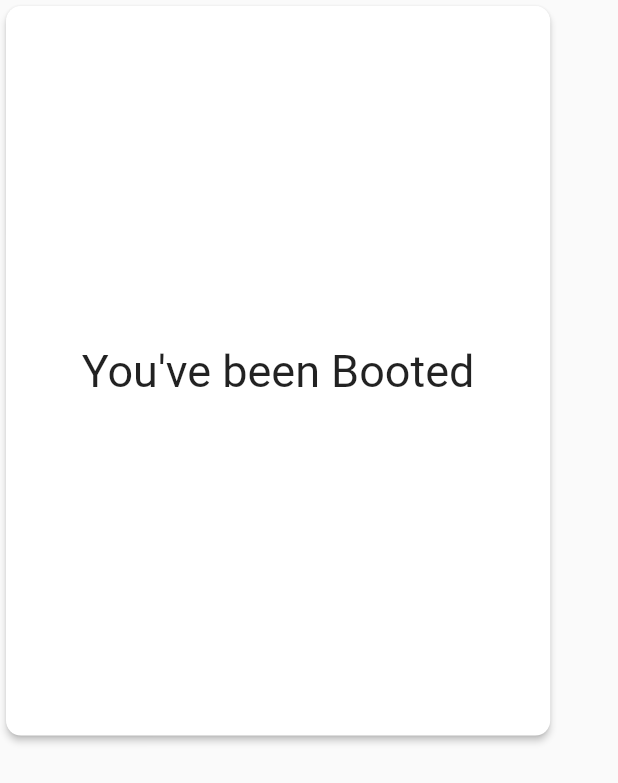
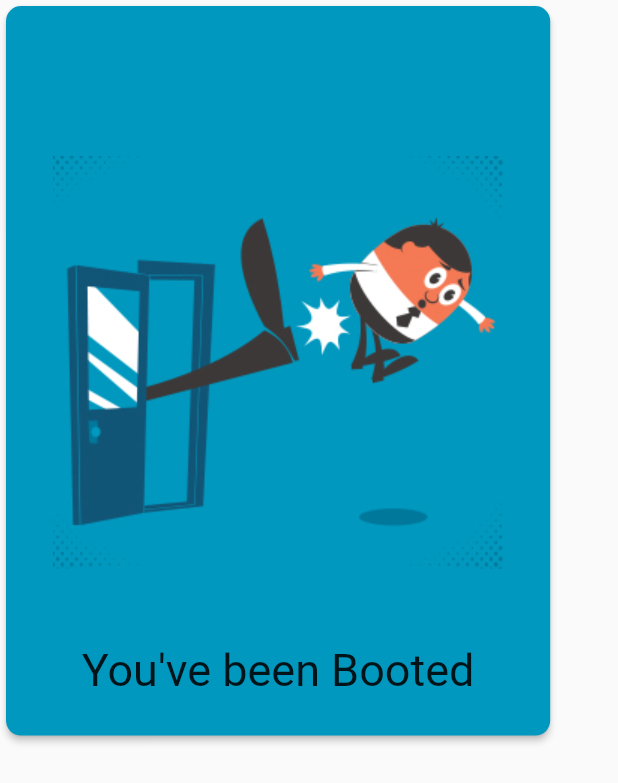
Before and after one commit to tariqph/MovieWatch, a Flutter app: the PartyCard widget shown alone on an empty page, opened directly with empty values, on a phone screen of 412 x 824 dp. Shown: the top 783 px of the screen. Run offline on Flutter 3.47's test engine with Material 2 defaults, Android fonts, the phone set to English and light mode, and no system bars; our stand-ins replace cloud_firestore, firebase_auth, firebase_core, shimmer; accounts and stored records are empty.

Commit message:
Update project directory

```diff
--- a/lib/FriendViews/FriendList.dart
+++ b/lib/FriendViews/FriendList.dart
@@ -132,6 +132,7 @@ class customTile extends StatelessWidget {
                   userData.avatar, friendAvatar);
 
 
+
                 }
 
               /* trailing: RaisedButton(
--- a/lib/MainView/homeView.dart
+++ b/lib/MainView/homeView.dart
@@ -4,7 +4,6 @@ import 'package:watchmovie/Data_Structures/globals.dart';
 import '../Data_Structures/dataStruct.dart';
 import 'CustomScaffold.dart';
 import 'dart:core';
-import 'package:watchmovie/Data_Structures/globals.dart' as globals;
 
 
 // ignore: camel_case_types
--- a/lib/SwipeGame/JoinParty.dart
+++ b/lib/SwipeGame/JoinParty.dart
@@ -627,15 +627,22 @@ class PartyCardState extends State<PartyCard> {
 
                   //color: Colors.red,
                   child: Card(
-                      //color: Colors.green[300],
+                      color: Color.fromRGBO(0, 152, 191, 1),
                       shape: RoundedRectangleBorder(
                         borderRadius: BorderRadius.circular(10.0),
                       ),
                       elevation: 2,
                       child: Center(
-                        child: Text(
-                          "You've been Booted",
-                          style: TextStyle(fontSize: 30),
+                        child: Column(
+                          children: [
+                            SizedBox(height: 100,),
+                            Image.asset('assets/images/kicked.png'),
+                            SizedBox(height: 50,),
+                            Text(
+                              "You've been Booted",
+                              style: TextStyle(fontSize: 30),
+                            ),
+                          ],
                         ),
                       )));
             }
@@ -652,9 +659,16 @@ class PartyCardState extends State<PartyCard> {
                     ),
                     elevation: 2,
                     child: Center(
-                      child: Text(
-                        "Party Cancelled",
-                        style: TextStyle(fontSize: 30),
+                      child: Column(
+                        children: [
+                          SizedBox(height: 100,),
+                          Image.asset('assets/images/cancelled.png'),
+                          SizedBox(height: 50,),
+                          Text(
+                            "Party Cancelled",
+                            style: TextStyle(fontSize: 30),
+                          ),
+                        ],
                       ),
                     )));
           }
--- a/pubspec.yaml
+++ b/pubspec.yaml
@@ -57,9 +57,12 @@ flutter:
    - assets/images/netflix.png
    - assets/images/hotstar.png
    - assets/images/primevideo.png
+   - assets/images/kicked.png
    - assets/images/avatar.png
    - assets/images/placeholder.png
+   - assets/images/cancelled.png
    - assets/images/match.png
+   - assets/images/friend.png
    - assets/images/avatars/av1.png
    - assets/images/avatars/av2.png
    - assets/images/avatars/av3.png
```
Also changed, not shown: lib/FriendViews/friendCard.dart (+143 -55 lines), assets/images/cancelled.png (added), assets/images/friend.png (added), assets/images/kicked.png (added).
